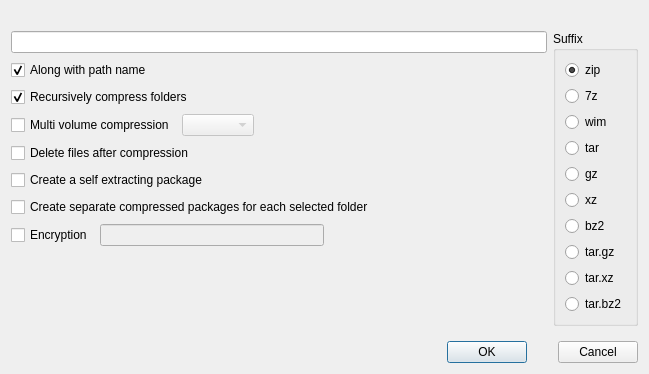
This is dialog/compressconfirmdialog.ui in flysnow010/flyscp as Qt 5 draws it before an edit. The edited form follows.
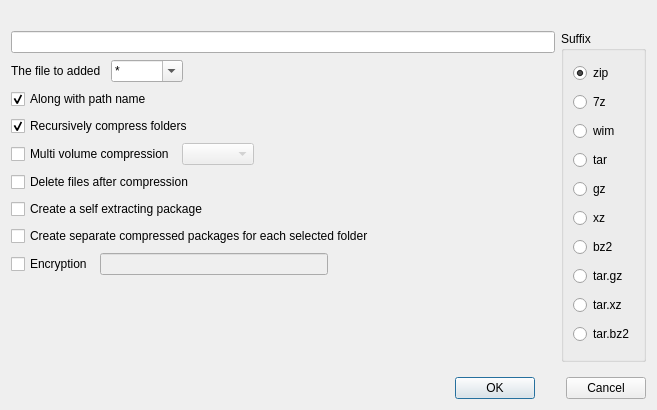
This is the edited form.

```diff
--- a/dialog/compressconfirmdialog.ui
+++ b/dialog/compressconfirmdialog.ui
@@ -6,8 +6,8 @@
    <rect>
     <x>0</x>
     <y>0</y>
-    <width>649</width>
-    <height>303</height>
+    <width>657</width>
+    <height>410</height>
    </rect>
   </property>
   <property name="sizePolicy">
@@ -52,6 +52,43 @@
          <property name="spacing">
           <number>7</number>
          </property>
+         <item>
+          <layout class="QHBoxLayout" name="horizontalLayout_6">
+           <property name="topMargin">
+            <number>0</number>
+           </property>
+           <item>
+            <widget class="QLabel" name="label">
+             <property name="text">
+              <string>The file to added </string>
+             </property>
+            </widget>
+           </item>
+           <item>
+            <widget class="QComboBox" name="comboBoxFilter">
+             <property name="editable">
+              <bool>true</bool>
+             </property>
+             <property name="currentText">
+              <string>*</string>
+             </property>
+            </widget>
+           </item>
+           <item>
+            <spacer name="horizontalSpacer_4">
+             <property name="orientation">
+              <enum>Qt::Horizontal</enum>
+             </property>
+             <property name="sizeHint" stdset="0">
+              <size>
+               <width>40</width>
+               <height>20</height>
+              </size>
+             </property>
+            </spacer>
+           </item>
+          </layout>
+         </item>
          <item>
           <widget class="QCheckBox" name="cbAlongPath">
            <property name="text">
```
